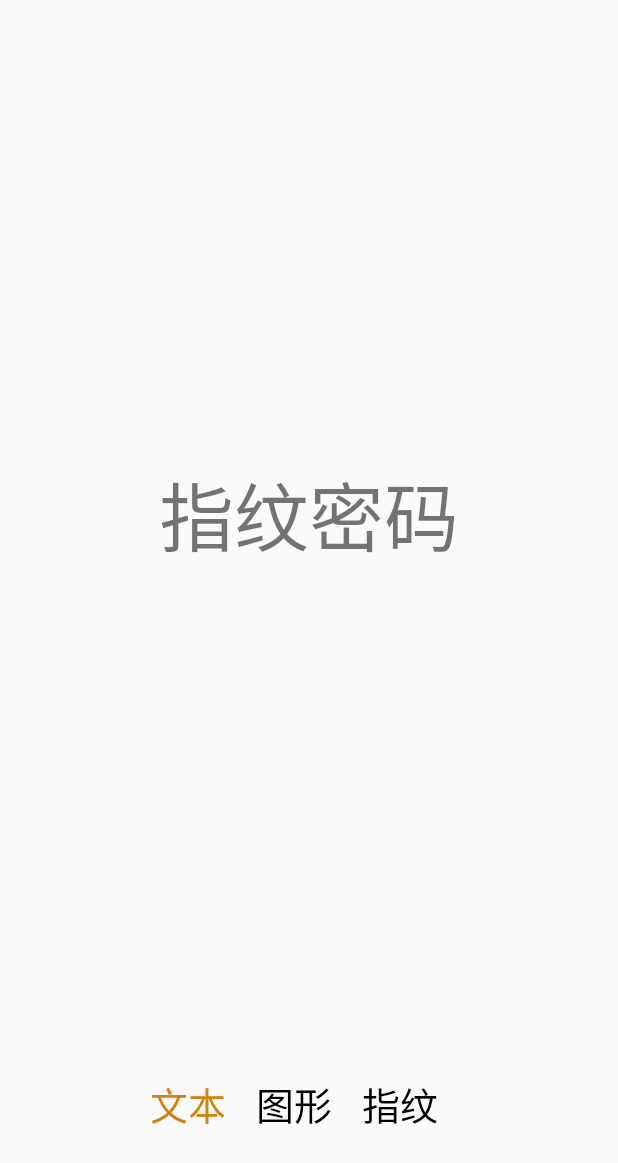
After one commit to qzlong/AccountBook, an Android app: the fragment FingerprintFragment placed in its activity, on a phone screen of 412 x 824 dp. The commit adds this screen. Shown: the top 1163 px of the screen. Run offline under Robolectric (Android 15) with nearby library versions, the phone set to English and light mode, and no system bars.

Commit message:
主页面及密码界面（初）

```diff
--- /dev/null
+++ b/app/src/main/java/com/example/accountbook/FingerprintFragment.java
@@ -0,0 +1,15 @@
+package com.example.accountbook;
+import android.os.Bundle;
+import android.view.LayoutInflater;
+import android.view.View;
+import android.view.ViewGroup;
+
+import androidx.fragment.app.Fragment;
+
+public class FingerprintFragment extends Fragment {
+    @Override
+    public View onCreateView(LayoutInflater inflater, ViewGroup container, Bundle savedInstanceState){
+        View view = inflater.inflate(R.layout.fingerprint_layout, container, false);
+        return view;
+    }
+}
--- a/app/src/main/java/com/example/accountbook/MainActivity.java
+++ b/app/src/main/java/com/example/accountbook/MainActivity.java
@@ -27,6 +27,8 @@ public class MainActivity extends AppCompatActivity implements View.OnClickListe
     protected void onCreate(Bundle savedInstanceState) {
         super.onCreate(savedInstanceState);
         setContentView(R.layout.activity_main);
+        Intent intent1 = new Intent(MainActivity.this,PasswordConfirm.class);
+        startActivity(intent1);
         //左滑页面recycleview
         initView();
         initOptions();
--- a/app/src/main/java/com/example/accountbook/PasswordConfirm.java
+++ b/app/src/main/java/com/example/accountbook/PasswordConfirm.java
@@ -1,14 +1,75 @@
 package com.example.accountbook;
 
 import androidx.appcompat.app.AppCompatActivity;
+import androidx.fragment.app.Fragment;
+import androidx.fragment.app.FragmentManager;
+import androidx.fragment.app.FragmentTransaction;
 
 import android.os.Bundle;
+import android.view.View;
+import android.widget.TextView;
 
-public class PasswordConfirm extends AppCompatActivity {
-
+public class PasswordConfirm extends AppCompatActivity implements View.OnClickListener{
+    private TextView mytext;
+    private TextView pattern;
+    private TextView fingerprint;
     @Override
     protected void onCreate(Bundle savedInstanceState) {
         super.onCreate(savedInstanceState);
         setContentView(R.layout.activity_password_confirm);
+        // 指定控件并设置响应事件
+        mytext = (TextView)findViewById(R.id.mytext);
+        pattern = (TextView)findViewById(R.id.pattern);
+        fingerprint = (TextView)findViewById(R.id.fingerprint);
+        mytext.setOnClickListener(this);
+        pattern.setOnClickListener(this);
+        fingerprint.setOnClickListener(this);
+        changeColor(1);
+        replaceFragment(new TextFragment());
+    }
+
+    @Override
+    public void onClick(View v) {
+        switch (v.getId()){
+            case R.id.mytext:
+                replaceFragment(new TextFragment());
+                changeColor(1);
+                break;
+            case R.id.pattern:
+                replaceFragment(new PatternFragment());
+                changeColor(2);
+                break;
+            case R.id.fingerprint:
+                replaceFragment(new FingerprintFragment());
+                changeColor(3);
+                break;
+            default:
+        }
+    }
+    private void changeColor(int i){
+        switch (i){
+            case 1:
+                mytext.setTextColor(0xFFCF8312);
+                pattern.setTextColor(0xFF000000);
+                fingerprint.setTextColor(0xFF000000);
+                break;
+            case 2:
+                mytext.setTextColor(0xFF000000);
+                pattern.setTextColor(0xFFCF8312);
+                fingerprint.setTextColor(0xFF000000);
+                break;
+            case 3:
+                mytext.setTextColor(0xFF000000);
+                pattern.setTextColor(0xFF000000);
+                fingerprint.setTextColor(0xFFCF8312);
+                break;
+            default:
+        }
+    }
+    private void replaceFragment(Fragment fragment){
+        FragmentManager fragmentManager = getSupportFragmentManager();
+        FragmentTransaction transaction = fragmentManager.beginTransaction();
+        transaction.replace(R.id.passwordFragment,fragment);
+        transaction.commit();
     }
 }
--- /dev/null
+++ b/app/src/main/java/com/example/accountbook/TextFragment.java
@@ -0,0 +1,15 @@
+package com.example.accountbook;
+import android.os.Bundle;
+import android.view.LayoutInflater;
+import android.view.View;
+import android.view.ViewGroup;
+
+import androidx.fragment.app.Fragment;
+
+public class TextFragment extends Fragment {
+    @Override
+    public View onCreateView(LayoutInflater inflater, ViewGroup container, Bundle savedInstanceState){
+        View view = inflater.inflate(R.layout.text_layout, container, false);
+        return view;
+    }
+}
--- /dev/null
+++ b/app/src/main/res/drawable/myedittext.xml
@@ -0,0 +1,6 @@
+<?xml version="1.0" encoding="utf-8"?>
+<shape xmlns:android="http://schemas.android.com/apk/res/android">
+    <stroke android:width="0.5dp" android:color="#000" /><!--边框颜色-->
+
+    <corners android:radius="4dp" />
+</shape>
--- a/app/src/main/res/layout/activity_password_confirm.xml
+++ b/app/src/main/res/layout/activity_password_confirm.xml
@@ -1,9 +1,46 @@
 <?xml version="1.0" encoding="utf-8"?>
-<androidx.constraintlayout.widget.ConstraintLayout xmlns:android="http://schemas.android.com/apk/res/android"
-    xmlns:app="http://schemas.android.com/apk/res-auto"
-    xmlns:tools="http://schemas.android.com/tools"
+<LinearLayout xmlns:android="http://schemas.android.com/apk/res/android"
     android:layout_width="match_parent"
     android:layout_height="match_parent"
-    tools:context=".PasswordConfirm">
-
-</androidx.constraintlayout.widget.ConstraintLayout>
+    android:orientation="vertical">
+    <FrameLayout
+        android:id="@+id/passwordFragment"
+        android:layout_width="match_parent"
+        android:layout_height="0dp"
+        android:layout_weight="5">
+    </FrameLayout>
+    <LinearLayout
+        android:layout_width="match_parent"
+        android:layout_height="0dp"
+        android:layout_weight="1"
+        android:orientation="horizontal">
+        <TextView
+            android:id="@+id/mytext"
+            android:layout_marginTop="30dp"
+            android:layout_marginLeft="100dp"
+            android:layout_marginRight="20dp"
+            android:layout_width="wrap_content"
+            android:layout_height="wrap_content"
+            android:text="文本"
+            android:textSize="25dp"
+            android:textColor="#000"/>
+        <TextView
+            android:id="@+id/pattern"
+            android:layout_marginTop="30dp"
+            android:layout_marginRight="20dp"
+            android:layout_width="wrap_content"
+            android:layout_height="wrap_content"
+            android:text="图形"
+            android:textSize="25dp"
+            android:textColor="#000"/>
+        <TextView
+            android:id="@+id/fingerprint"
+            android:layout_marginTop="30dp"
+            android:layout_marginRight="20dp"
+            android:layout_width="wrap_content"
+            android:layout_height="wrap_content"
+            android:text="指纹"
+            android:textSize="25dp"
+            android:textColor="#000"/>
+    </LinearLayout>
+</LinearLayout>
--- /dev/null
+++ b/app/src/main/res/layout/fingerprint_layout.xml
@@ -0,0 +1,12 @@
+<?xml version="1.0" encoding="utf-8"?>
+<LinearLayout
+    xmlns:android="http://schemas.android.com/apk/res/android"
+    android:layout_width="match_parent"
+    android:layout_height="match_parent"
+    android:gravity="center">
+    <TextView
+        android:layout_width="wrap_content"
+        android:layout_height="wrap_content"
+        android:text="指纹密码"
+        android:textSize="50dp"/>
+</LinearLayout>
```
Also changed, not shown: app/src/main/java/com/example/accountbook/PatternFragment.java (added, +15 -0 lines), app/src/main/res/drawable/dialog_btn_style.xml (added, +15 -0 lines), app/src/main/res/layout/pattern_layout.xml (added, +12 -0 lines), app/src/main/res/layout/text_layout.xml (added, +26 -0 lines).
